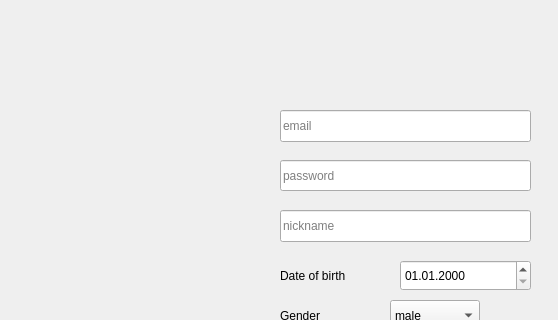
The window that project/lab6/mainwindow.ui (aneroid11/Databases) describes before a commit, drawn with Qt 5; both pictures show x 0 to 558 and y 0 to 320 of the 800 by 600 pixel window.
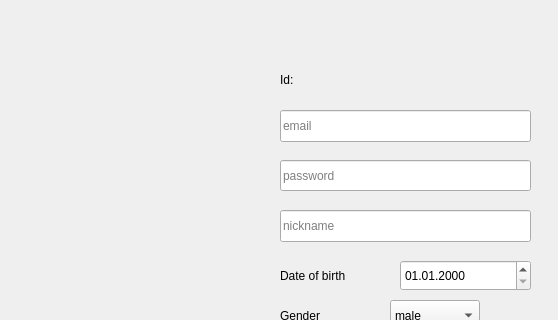
The same window after the commit.

Commit message: dummy myTracksPageInit()

What changed in the file:
```diff
--- a/project/lab6/mainwindow.ui
+++ b/project/lab6/mainwindow.ui
@@ -650,6 +650,32 @@
        <string>Reports</string>
       </property>
      </widget>
+     <widget class="QLabel" name="label_4">
+      <property name="geometry">
+       <rect>
+        <x>280</x>
+        <y>70</y>
+        <width>76</width>
+        <height>20</height>
+       </rect>
+      </property>
+      <property name="text">
+       <string>Id: </string>
+      </property>
+     </widget>
+     <widget class="QLabel" name="artistAccDetails_idLabel">
+      <property name="geometry">
+       <rect>
+        <x>390</x>
+        <y>70</y>
+        <width>76</width>
+        <height>20</height>
+       </rect>
+      </property>
+      <property name="text">
+       <string/>
+      </property>
+     </widget>
     </widget>
     <widget class="QWidget" name="allTracksPage">
      <widget class="QListWidget" name="allTracks_tracksListWidget">
```
The commit also changes 2 other files.
